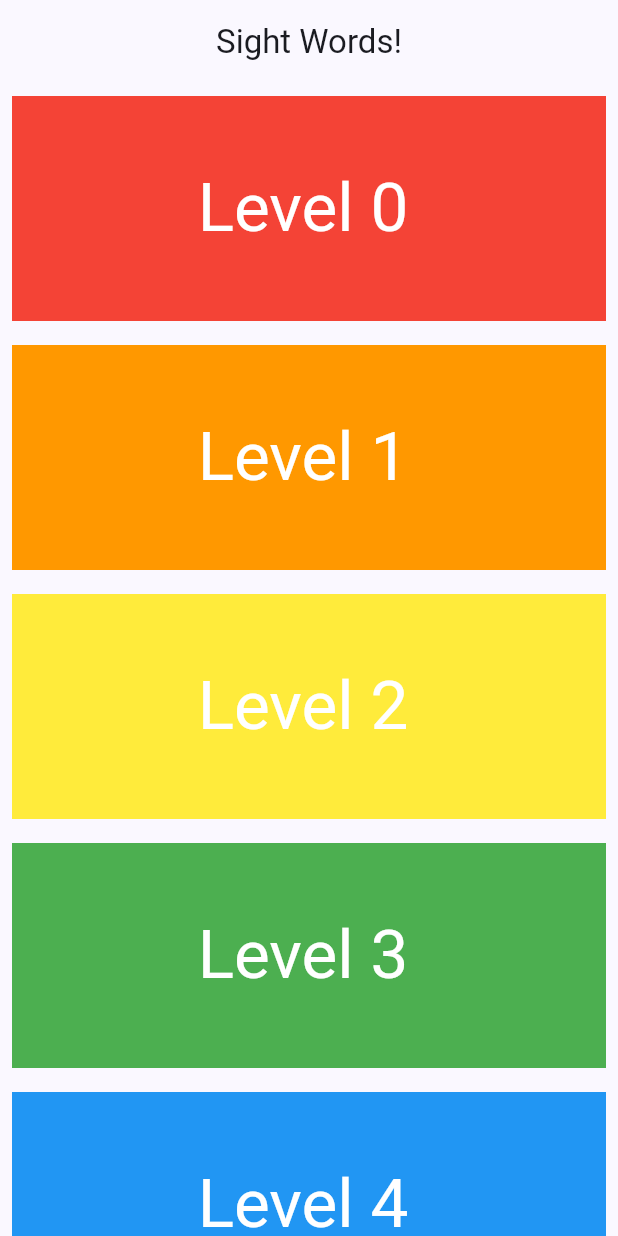
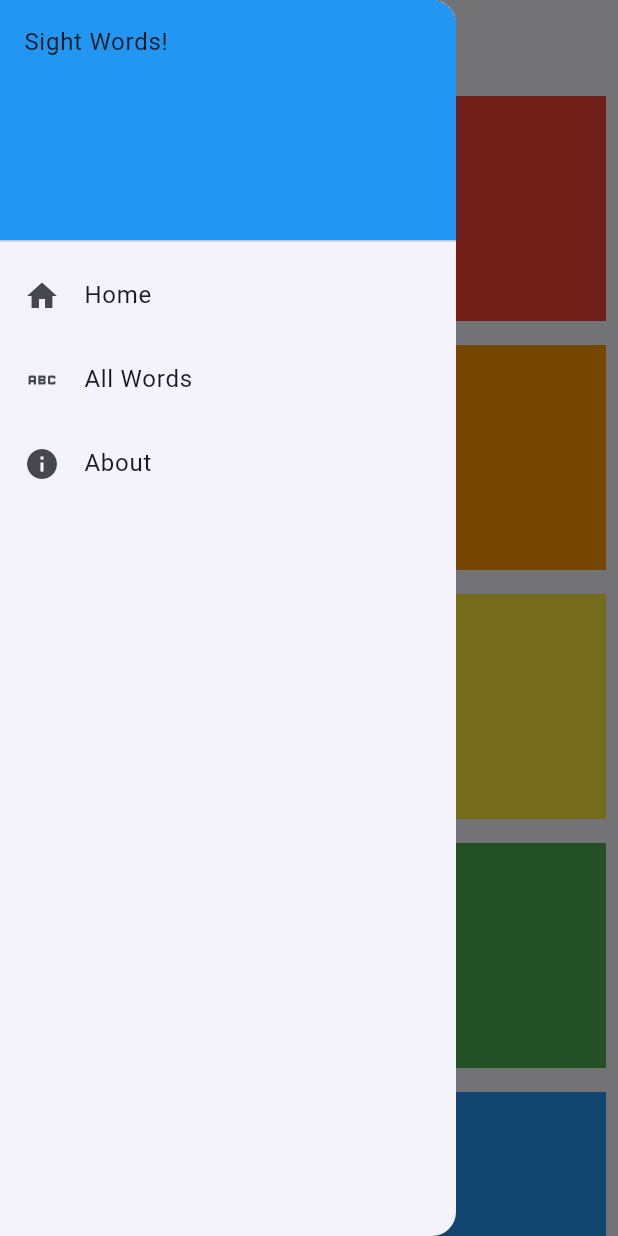
Before and after one commit to jepierre/Sight-Words, a Flutter app: the screen it shows after launch, with the side drawer open (before the commit the screen has no drawer), on a phone screen of 412 x 824 dp. Run offline on Flutter 3.47's test engine with Material 3 defaults, Android fonts, the phone set to English and light mode, and no system bars; our stand-ins replace flutter_tts.

Commit message:
refactor: restore and enhance drawer functionality in MyHomePage

```diff
--- a/lib/main.dart
+++ b/lib/main.dart
@@ -65,48 +65,48 @@ class _MyHomePageState extends State<MyHomePage> {
         centerTitle: true,
         title: Text(widget.title),
       ),
-      // drawer: Drawer(
-      //     child: ListView(
-      //   // Important: Remove any padding from the ListView.
-      //   padding: EdgeInsets.zero,
-      //   children: [
-      //     DrawerHeader(
-      //       decoration: BoxDecoration(
-      //         color: Colors.blue,
-      //       ),
-      //       child: Text(widget.title),
-      //     ),
-      //     ListTile(
-      //       leading: Icon(
-      //         Icons.home,
-      //       ),
-      //       title: const Text('Home'),
-      //       onTap: () {
-      //         Navigator.pop(context);
-      //       },
-      //     ),
-      //     ListTile(
-      //       leading: Icon(
-      //         Icons.abc,
-      //       ),
-      //       title: const Text('All Words'),
-      //       onTap: () {
-      //         Navigator.pop(context);
-      //         Navigator.push(context,
-      //             MaterialPageRoute(builder: (context) => AllWordsPage()));
-      //       },
-      //     ),
-      //     AboutListTile(
-      //       icon: Icon(
-      //         Icons.info,
-      //       ),
-      //       applicationIcon: Icon(Icons.local_play),
-      //       applicationName: "Sight Words!",
-      //       applicationVersion: "0.0.1",
-      //       child: const Text('About'),
-      //     ),
-      //   ],
-      // )),
+      drawer: Drawer(
+          child: ListView(
+        // Important: Remove any padding from the ListView.
+        padding: EdgeInsets.zero,
+        children: [
+          DrawerHeader(
+            decoration: BoxDecoration(
+              color: Colors.blue,
+            ),
+            child: Text(widget.title),
+          ),
+          ListTile(
+            leading: Icon(
+              Icons.home,
+            ),
+            title: const Text('Home'),
+            onTap: () {
+              Navigator.pop(context);
+            },
+          ),
+          ListTile(
+            leading: Icon(
+              Icons.abc,
+            ),
+            title: const Text('All Words'),
+            onTap: () {
+              Navigator.pop(context);
+              Navigator.push(context,
+                  MaterialPageRoute(builder: (context) => AllWordsPage()));
+            },
+          ),
+          AboutListTile(
+            icon: Icon(
+              Icons.info,
+            ),
+            applicationIcon: Icon(Icons.local_play),
+            applicationName: "Sight Words!",
+            applicationVersion: "0.0.1",
+            child: const Text('About'),
+          ),
+        ],
+      )),
       body: Center(
         child: GeneratorPage(),
       ),
```
Also changed, not shown: pubspec.lock.
